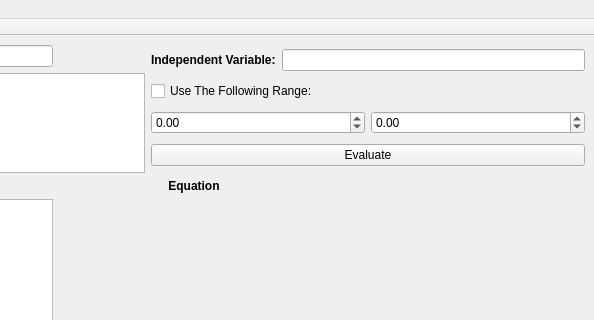
Qt form Graphing.ui (4ydx/easygraph) before a commit; both pictures show x 206 to 800 and y 0 to 320 of the 800 by 631 pixel window.
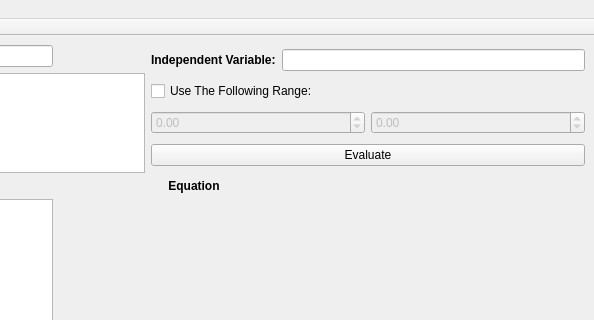
The same form after that commit. Custom widgets are drawn as their Qt base class.

Patch:
```diff
--- a/Graphing.ui
+++ b/Graphing.ui
@@ -129,6 +129,9 @@
        <layout class="QHBoxLayout" >
         <item>
          <widget class="QDoubleSpinBox" name="lowerDoubleSpinBox" >
+          <property name="enabled" >
+           <bool>false</bool>
+          </property>
           <property name="minimum" >
            <double>-99.989999999999995</double>
           </property>
@@ -136,6 +139,9 @@
         </item>
         <item>
          <widget class="QDoubleSpinBox" name="higherDoubleSpinBox" >
+          <property name="enabled" >
+           <bool>false</bool>
+          </property>
           <property name="minimum" >
            <double>-99.989999999999995</double>
           </property>
```
